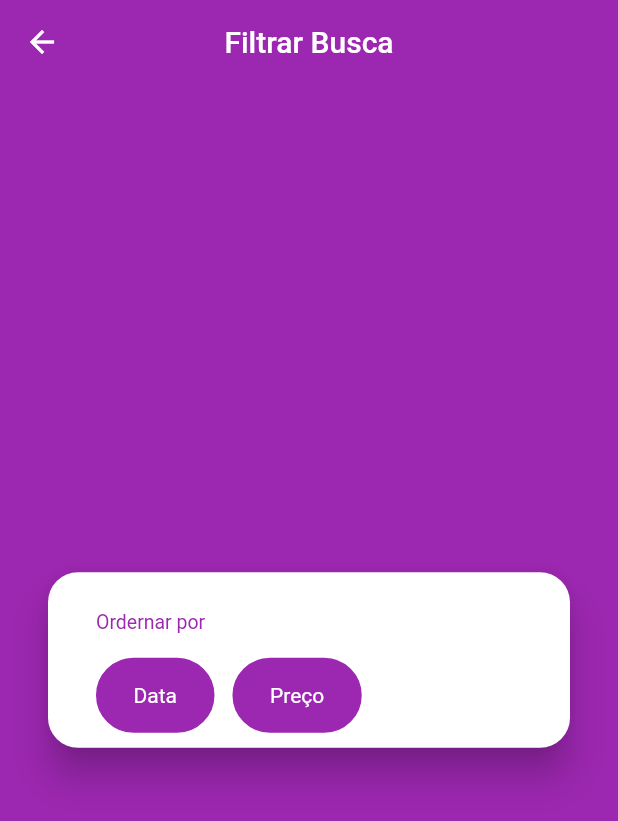
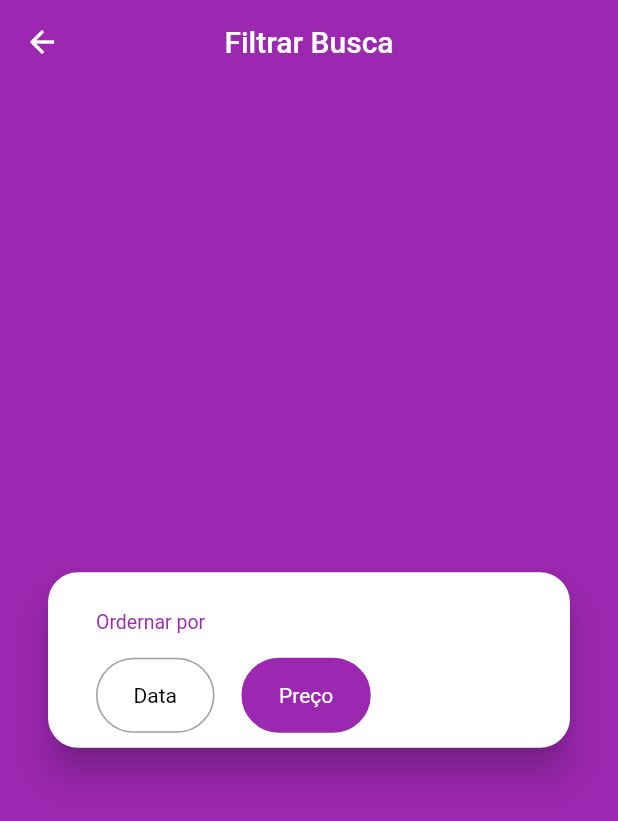
Before and after one commit to ClodoaldoRibeiro/xlo_app, a Flutter app: the FilterScreen screen opened directly, on a phone screen of 412 x 824 dp. Shown: the top 821 px of the screen. Run offline on Flutter 3.47's test engine with Material 2 defaults, Android fonts, the phone set to English and light mode, and no system bars; our stand-ins replace brasil_fields, dio, flutter_mobx, get_it, image_cropper, image_picker and 3 more; accounts and stored records are empty; generated files the repository leaves out were written again; network calls fail; statements that could not run were skipped.

Commit message:
Concluir Opções de Ordenação

```diff
--- a/lib/screens/filter/components/orderby_field.dart
+++ b/lib/screens/filter/components/orderby_field.dart
@@ -1,28 +1,35 @@
 import 'package:flutter/material.dart';
 import 'package:flutter_mobx/flutter_mobx.dart';
 import 'package:xlo_app/screens/filter/section_title.dart';
+import 'package:xlo_app/stores/filter_store.dart';
 
 class OrderByField extends StatelessWidget {
+  OrderByField({this.filter});
+
+  final FilterStore filter;
+
   @override
   Widget build(BuildContext context) {
-    Widget buildOption(String title) {
+    Widget buildOption(String title, OrderBy opcao) {
       return GestureDetector(
-        onTap: () {},
+        onTap: () {
+          filter.setOrderBy(opcao);
+        },
         child: Container(
           height: 50,
           alignment: Alignment.center,
           padding: const EdgeInsets.symmetric(horizontal: 24),
           decoration: BoxDecoration(
             borderRadius: BorderRadius.circular(25),
-            color: Colors.purple,
+            color: filter.orderBy == opcao ? Colors.purple : Colors.transparent,
             border: Border.all(
-              color: Colors.purple,
+              color: filter.orderBy == opcao ? Colors.purple : Colors.grey,
             ),
           ),
           child: Text(
-            title,
+            title ,
             style: TextStyle(
-              color: Colors.white,
+              color: filter.orderBy == opcao ? Colors.white : Colors.black,
             ),
           ),
         ),
@@ -36,9 +43,9 @@ class OrderByField extends StatelessWidget {
         Observer(builder: (_) {
           return Row(
             children: [
-              buildOption('Data'),
-              const SizedBox(width: 12),
-              buildOption('Preço'),
+              buildOption('Data', OrderBy.DATE),
+              const SizedBox(width: 18),
+              buildOption('Preço', OrderBy.PRICE),
             ],
           );
         }),
--- a/lib/screens/filter/filter_screen.dart
+++ b/lib/screens/filter/filter_screen.dart
@@ -1,7 +1,10 @@
 import 'package:flutter/material.dart';
 import 'package:xlo_app/screens/filter/components/orderby_field.dart';
+import 'package:xlo_app/stores/filter_store.dart';
 
 class FilterScreen extends StatelessWidget {
+  final FilterStore filter = FilterStore();
+
   @override
   Widget build(BuildContext context) {
     return Scaffold(
@@ -18,12 +21,12 @@ class FilterScreen extends StatelessWidget {
             margin: const EdgeInsets.symmetric(horizontal: 32),
             elevation: 10,
             child: Padding(
-              padding: EdgeInsets.symmetric(horizontal: 32, vertical:10),
+              padding: EdgeInsets.symmetric(horizontal: 32, vertical: 10),
               child: Column(
                 crossAxisAlignment: CrossAxisAlignment.stretch,
                 mainAxisSize: MainAxisSize.min,
                 children: [
-                  OrderByField(),
+                  OrderByField(filter: filter),
                 ],
               ),
             ),
--- a/lib/screens/home/home_screen.dart
+++ b/lib/screens/home/home_screen.dart
@@ -1,6 +1,5 @@
 import 'package:flutter/material.dart';
 import 'package:xlo_app/screens/home/components/top_bar.dart';
-import 'package:xlo_app/screens/themes/app_colors.dart';
 import 'package:xlo_app/screens/widgets/xlo_appbar.dart';
 import 'package:xlo_app/screens/widgets/xlo_drawer.dart';
 
```
Also changed, not shown: lib/stores/filter_store.dart (added, +17 -0 lines), lib/stores/filter_store.g.dart (added).
